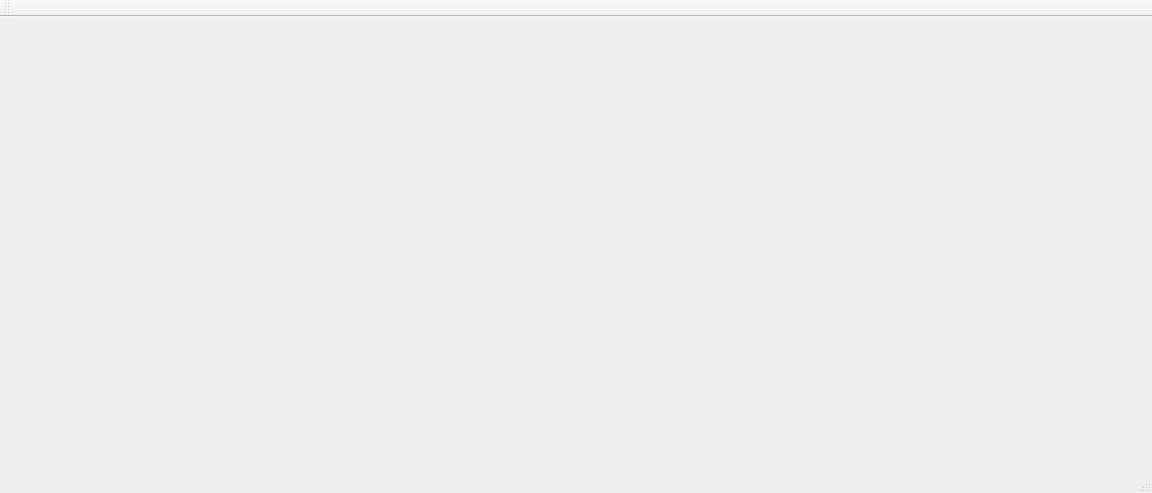
Project-PMSWEng-Group-5/Spannungsteiler-Berechnungstool, file src/MainWindow.ui: the form before one commit.
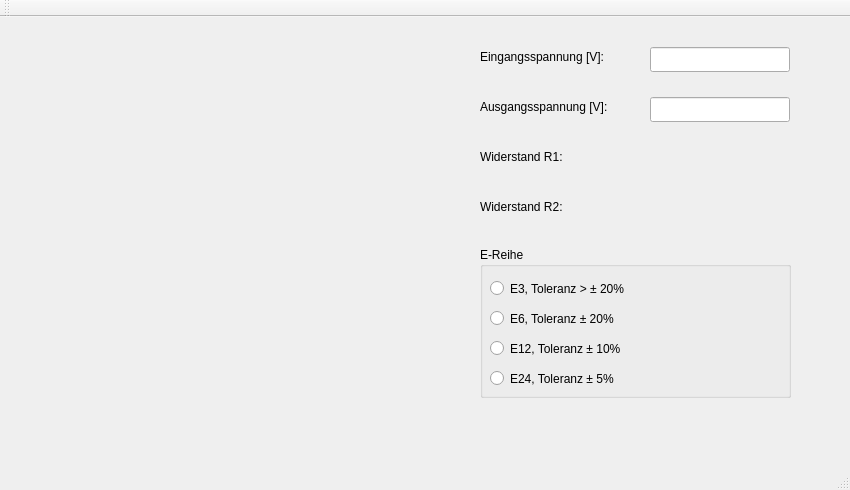
The form after the commit. Icons and pictures are not drawn.

Commit message: created basic GUI-design

```diff
--- a/src/MainWindow.ui
+++ b/src/MainWindow.ui
@@ -6,8 +6,8 @@
    <rect>
     <x>0</x>
     <y>0</y>
-    <width>1152</width>
-    <height>493</height>
+    <width>850</width>
+    <height>490</height>
    </rect>
   </property>
   <property name="windowTitle">
@@ -46,6 +46,201 @@
      <bool>true</bool>
     </property>
    </widget>
+   <widget class="QLabel" name="lbl_inputVoltage">
+    <property name="geometry">
+     <rect>
+      <x>40</x>
+      <y>187</y>
+      <width>71</width>
+      <height>50</height>
+     </rect>
+    </property>
+    <property name="toolTip">
+     <string/>
+    </property>
+    <property name="text">
+     <string/>
+    </property>
+   </widget>
+   <widget class="QLabel" name="lbl_outputVoltage">
+    <property name="geometry">
+     <rect>
+      <x>310</x>
+      <y>262</y>
+      <width>71</width>
+      <height>50</height>
+     </rect>
+    </property>
+    <property name="toolTip">
+     <string/>
+    </property>
+    <property name="text">
+     <string/>
+    </property>
+   </widget>
+   <widget class="QLabel" name="label_2">
+    <property name="geometry">
+     <rect>
+      <x>480</x>
+      <y>30</y>
+      <width>170</width>
+      <height>20</height>
+     </rect>
+    </property>
+    <property name="text">
+     <string>Eingangsspannung [V]:</string>
+    </property>
+   </widget>
+   <widget class="QLabel" name="label_3">
+    <property name="geometry">
+     <rect>
+      <x>480</x>
+      <y>80</y>
+      <width>170</width>
+      <height>20</height>
+     </rect>
+    </property>
+    <property name="text">
+     <string>Ausgangsspannung [V]:</string>
+    </property>
+   </widget>
+   <widget class="QLineEdit" name="led_inputVoltage">
+    <property name="geometry">
+     <rect>
+      <x>650</x>
+      <y>30</y>
+      <width>140</width>
+      <height>25</height>
+     </rect>
+    </property>
+   </widget>
+   <widget class="QLineEdit" name="led_outputVoltage">
+    <property name="geometry">
+     <rect>
+      <x>650</x>
+      <y>80</y>
+      <width>140</width>
+      <height>25</height>
+     </rect>
+    </property>
+   </widget>
+   <widget class="QLabel" name="label_4">
+    <property name="geometry">
+     <rect>
+      <x>480</x>
+      <y>130</y>
+      <width>170</width>
+      <height>20</height>
+     </rect>
+    </property>
+    <property name="text">
+     <string>Widerstand R1:</string>
+    </property>
+   </widget>
+   <widget class="QLabel" name="label_5">
+    <property name="geometry">
+     <rect>
+      <x>480</x>
+      <y>180</y>
+      <width>170</width>
+      <height>20</height>
+     </rect>
+    </property>
+    <property name="text">
+     <string>Widerstand R2:</string>
+    </property>
+   </widget>
+   <widget class="QLabel" name="lbl_R1value">
+    <property name="geometry">
+     <rect>
+      <x>650</x>
+      <y>130</y>
+      <width>170</width>
+      <height>20</height>
+     </rect>
+    </property>
+    <property name="text">
+     <string/>
+    </property>
+   </widget>
+   <widget class="QLabel" name="lbl_R2value">
+    <property name="geometry">
+     <rect>
+      <x>650</x>
+      <y>180</y>
+      <width>170</width>
+      <height>20</height>
+     </rect>
+    </property>
+    <property name="text">
+     <string/>
+    </property>
+   </widget>
+   <widget class="QGroupBox" name="groupBox">
+    <property name="geometry">
+     <rect>
+      <x>480</x>
+      <y>230</y>
+      <width>311</width>
+      <height>151</height>
+     </rect>
+    </property>
+    <property name="title">
+     <string>E-Reihe</string>
+    </property>
+    <widget class="QRadioButton" name="radioButton">
+     <property name="geometry">
+      <rect>
+       <x>10</x>
+       <y>30</y>
+       <width>211</width>
+       <height>23</height>
+      </rect>
+     </property>
+     <property name="text">
+      <string>E3, Toleranz &gt; ± 20%</string>
+     </property>
+    </widget>
+    <widget class="QRadioButton" name="radioButton_2">
+     <property name="geometry">
+      <rect>
+       <x>10</x>
+       <y>60</y>
+       <width>211</width>
+       <height>23</height>
+      </rect>
+     </property>
+     <property name="text">
+      <string>E6, Toleranz ± 20%</string>
+     </property>
+    </widget>
+    <widget class="QRadioButton" name="radioButton_3">
+     <property name="geometry">
+      <rect>
+       <x>10</x>
+       <y>90</y>
+       <width>211</width>
+       <height>23</height>
+      </rect>
+     </property>
+     <property name="text">
+      <string>E12, Toleranz ± 10%</string>
+     </property>
+    </widget>
+    <widget class="QRadioButton" name="radioButton_4">
+     <property name="geometry">
+      <rect>
+       <x>10</x>
+       <y>120</y>
+       <width>211</width>
+       <height>23</height>
+      </rect>
+     </property>
+     <property name="text">
+      <string>E24, Toleranz ± 5%</string>
+     </property>
+    </widget>
+   </widget>
   </widget>
   <widget class="QMenuBar" name="menuBar">
    <property name="geometry">
```
Left out of the diff: 9 changed lines with no effect on the pictures. The commit also changes 5 other files.
